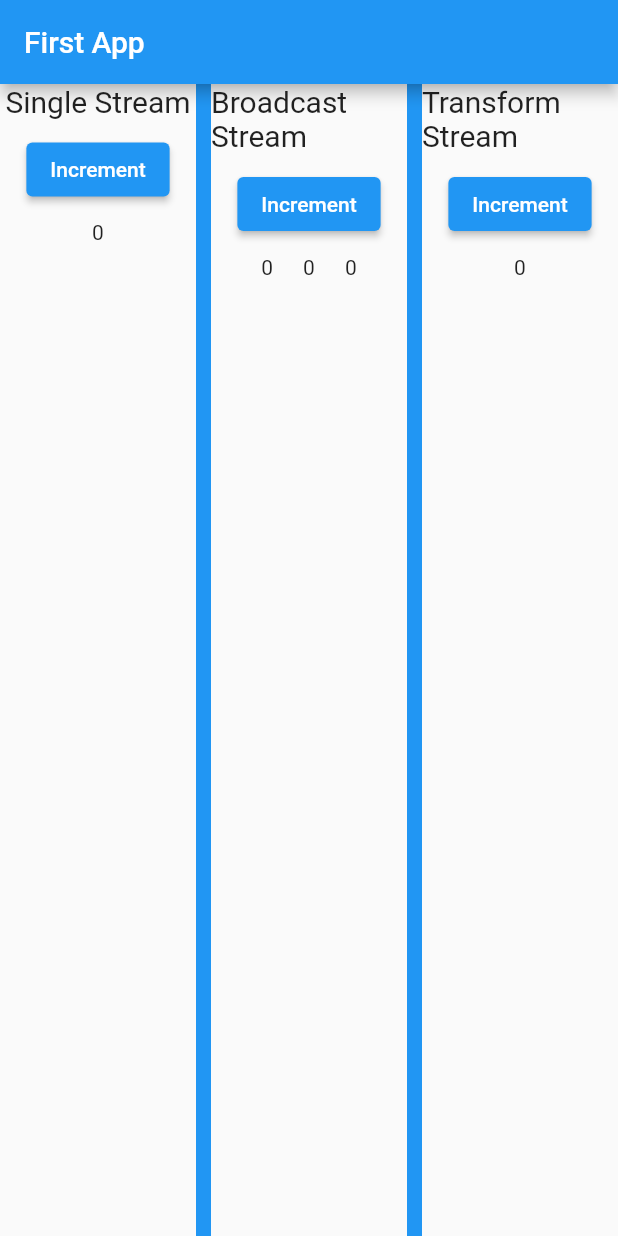
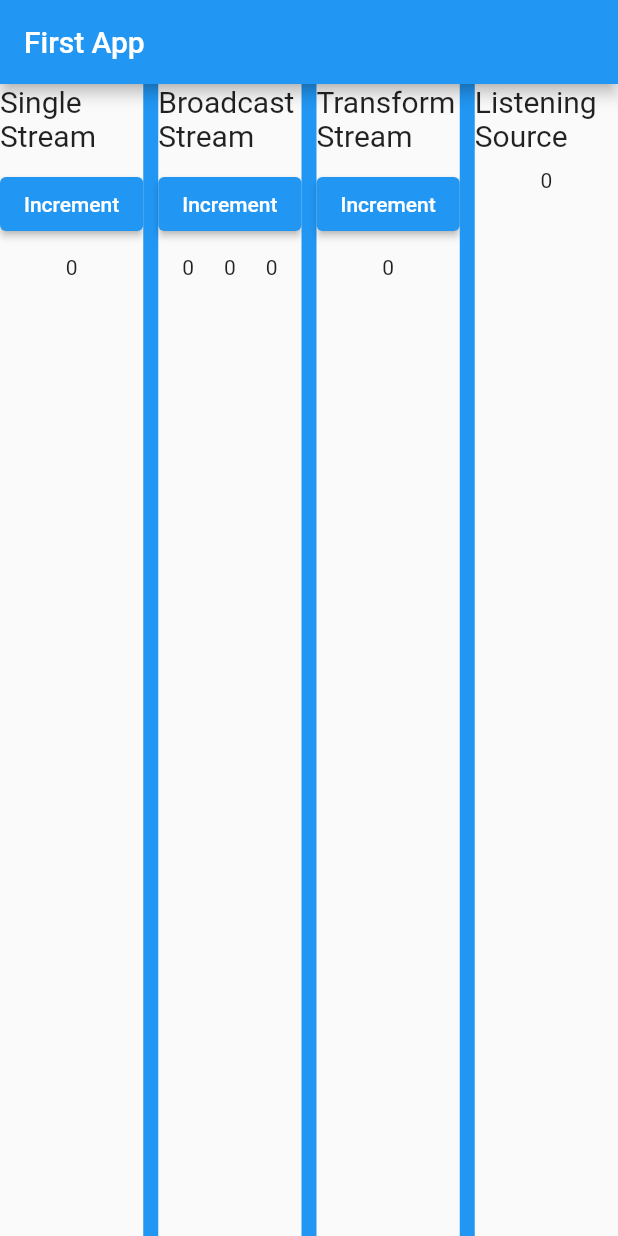
Before and after one commit to vika41130/flutter_technique, a Flutter app: the screen it shows after launch, on a phone screen of 412 x 824 dp. Run offline on Flutter 3.47's test engine with Material 2 defaults, Android fonts, the phone set to English and light mode, and no system bars.

```diff
--- a/lib/main.dart
+++ b/lib/main.dart
@@ -1,4 +1,5 @@
 import 'package:flutter/material.dart';
+import 'package:flutter_application_1/source/source.index.dart';
 import 'package:flutter_application_1/subscription/subscription.index.dart';
 
 void main() {
@@ -62,9 +63,24 @@ class _MyHomePageState extends State<MyHomePage> {
             Expanded(
               child: TransformSubscription()
             ),
+            Container(
+              width: 10, height: MediaQuery.of(context).size.height,
+              decoration: BoxDecoration(
+                color: Colors.blue,
+              ),
+            ),
+            Expanded(
+              child: ListenCountSource()
+            ),
           ],
         ),
       ),
     );
   }
+
+  @override
+  void dispose() {
+    CountSource().dispose();
+    super.dispose();
+  }
 }
--- a/lib/source/count.source.dart
+++ b/lib/source/count.source.dart
@@ -27,7 +27,7 @@ class CountSource {
     sink.add(data);
   });
   int countTransform = 0;
-  StreamController<int> _countTransformController = new StreamController<int>();
+  StreamController<int> _countTransformController = new StreamController<int>.broadcast();
   Stream<int> get countTransformStream => _countTransformController.stream.transform(_counterTransform);
   // transform stream [end]
 
--- /dev/null
+++ b/lib/subscription/listening.source.dart
@@ -0,0 +1,44 @@
+import 'package:flutter/material.dart';
+import 'package:flutter_application_1/source/source.index.dart';
+
+class ListenCountSource extends StatefulWidget {
+  const ListenCountSource({ Key? key }) : super(key: key);
+
+  @override
+  _ListenCountSourceState createState() => _ListenCountSourceState();
+}
+
+class _ListenCountSourceState extends State<ListenCountSource> {
+  late int value = 0;
+
+  @override
+  void initState() {
+    super.initState();
+    CountSource().countBroadcastStream
+    .listen((data) {
+      value = data;
+      print(data);
+      setState(() {});
+    })
+    // .onData((data) {
+    //   print(data);
+    // })
+    ;
+  }
+
+  @override
+  Widget build(BuildContext context) {
+    return Container(
+      child: Column(
+        children: [
+          Text(
+            'Listening Source',
+            style: TextStyle(fontSize: 20,),
+          ),
+          SizedBox(height: 10,),
+          Text(value.toString()),
+        ],
+      ),
+    );
+  }
+}
--- a/lib/subscription/subscription.index.dart
+++ b/lib/subscription/subscription.index.dart
@@ -1,3 +1,4 @@
 export 'single.subscription.dart';
 export 'broadcast.subscription.dart';
 export 'transform.subscription.dart';
+export 'listening.source.dart';
```
